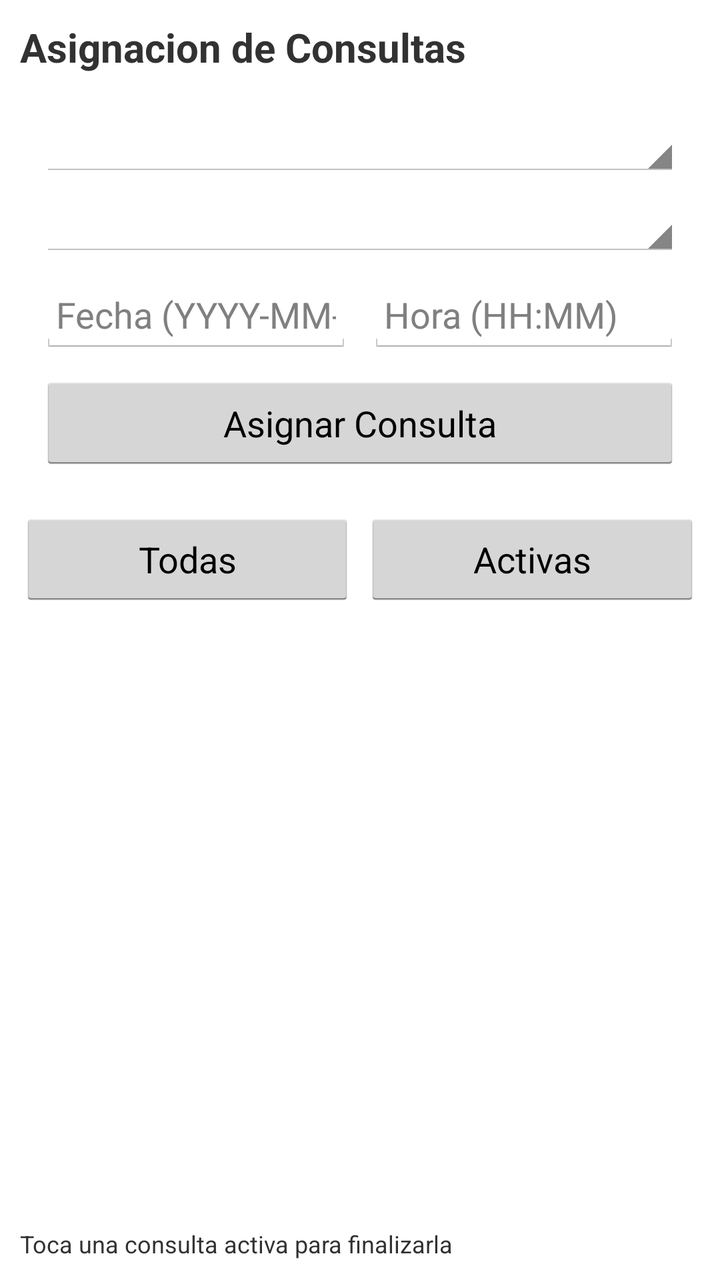
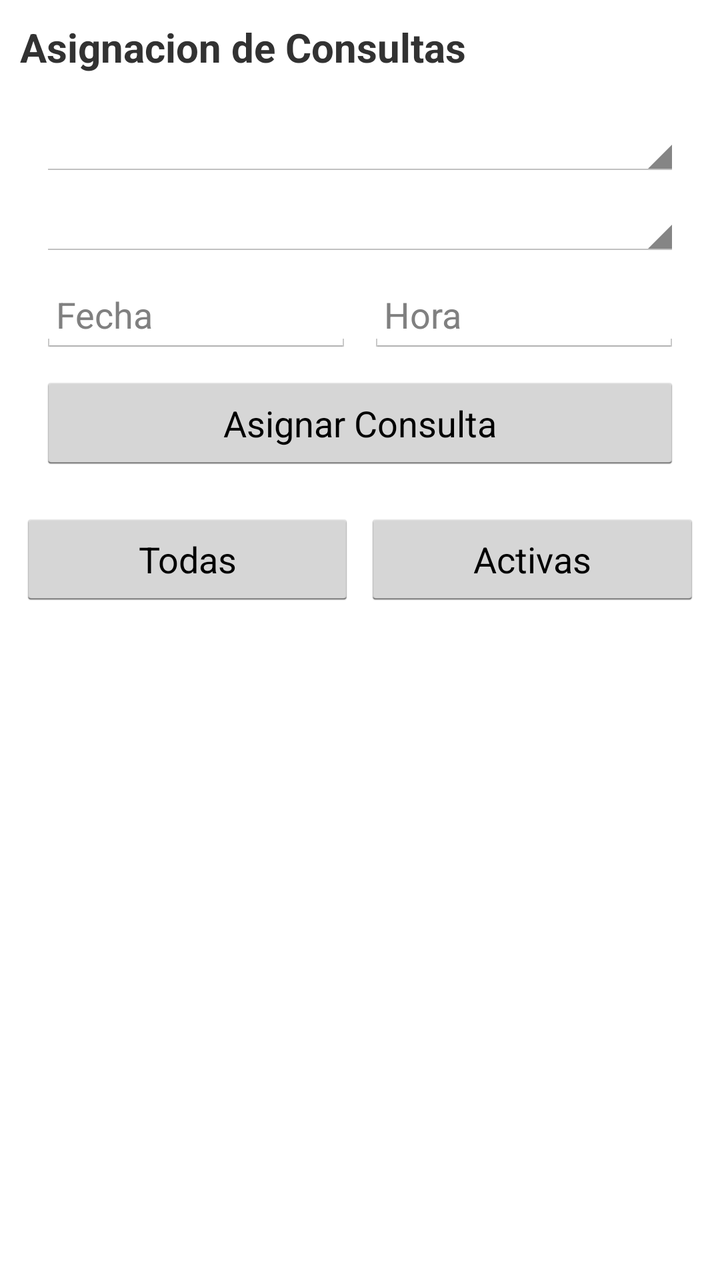

The first picture is an Android layout as it rendered before a commit; the second is the same layout after the commit. The layout source and the unified diff follow.
<!-- AndroidManifest.xml: application theme android:Theme.Holo.Light -->
<!-- res/layout/activity_consultas.xml -->
<?xml version="1.0" encoding="utf-8"?>
<LinearLayout xmlns:android="http://schemas.android.com/apk/res/android"
    android:layout_width="match_parent"
    android:layout_height="match_parent"
    android:orientation="vertical"
    android:padding="10dp">

    <TextView
        android:layout_width="wrap_content"
        android:layout_height="wrap_content"
        android:text="Asignacion de Consultas"
        android:textSize="20sp"
        android:textStyle="bold"
        android:layout_marginBottom="10dp"/>

    <LinearLayout
        android:layout_width="match_parent"
        android:layout_height="wrap_content"
        android:orientation="vertical"
        android:padding="10dp">

        <Spinner
            android:id="@+id/spPacientes"
            android:layout_width="match_parent"
            android:layout_height="wrap_content"
            android:padding="8dp"/>

        <Spinner
            android:id="@+id/spMedicos"
            android:layout_width="match_parent"
            android:layout_height="wrap_content"
            android:padding="8dp"
            android:layout_marginTop="8dp"/>

        <LinearLayout
            android:layout_width="match_parent"
            android:layout_height="wrap_content"
            android:orientation="horizontal"
            android:layout_marginTop="8dp">

            <EditText
                android:id="@+id/etFecha"
                android:layout_width="0dp"
                android:layout_height="wrap_content"
                android:layout_weight="1"
                android:hint="Fecha (YYYY-MM-DD)"
                android:inputType="date"
                android:padding="8dp"/>

            <EditText
                android:id="@+id/etHora"
                android:layout_width="0dp"
                android:layout_height="wrap_content"
                android:layout_weight="1"
                android:layout_marginLeft="8dp"
                android:hint="Hora (HH:MM)"
                android:inputType="time"
                android:padding="8dp"/>
        </LinearLayout>

        <Button
            android:id="@+id/btnAsignar"
            android:layout_width="match_parent"
            android:layout_height="wrap_content"
            android:text="Asignar Consulta"
            android:padding="12dp"
            android:layout_marginTop="10dp"/>
    </LinearLayout>

    <LinearLayout
        android:layout_width="match_parent"
        android:layout_height="wrap_content"
        android:orientation="horizontal"
        android:layout_marginTop="10dp">

        <Button
            android:id="@+id/btnListar"
            android:layout_width="0dp"
            android:layout_height="wrap_content"
            android:layout_weight="1"
            android:text="Todas"
            android:padding="10dp"/>

        <Button
            android:id="@+id/btnFinalizar"
            android:layout_width="0dp"
            android:layout_height="wrap_content"
            android:layout_weight="1"
            android:layout_marginLeft="5dp"
            android:text="Activas"
            android:padding="10dp"/>
    </LinearLayout>

    <ListView
        android:id="@+id/lvConsultas"
        android:layout_width="match_parent"
        android:layout_height="0dp"
        android:layout_weight="1"
        android:layout_marginTop="10dp"
        android:padding="5dp"/>

    <TextView
        android:layout_width="wrap_content"
        android:layout_height="wrap_content"
        android:text="Toca una consulta activa para finalizarla"
        android:textSize="12sp"
        android:layout_marginTop="5dp"/>

</LinearLayout>
<!-- resources referenced by this layout -->
<resources>

</resources>

<!-- the commit's change to res/layout/activity_consultas.xml (unified diff, before → after) -->
@@ -43,7 +43,7 @@
                 android:layout_width="0dp"
                 android:layout_height="wrap_content"
                 android:layout_weight="1"
-                android:hint="Fecha (YYYY-MM-DD)"
+                android:hint="Fecha"
                 android:inputType="date"
                 android:padding="8dp"/>
 
@@ -53,7 +53,7 @@
                 android:layout_height="wrap_content"
                 android:layout_weight="1"
                 android:layout_marginLeft="8dp"
-                android:hint="Hora (HH:MM)"
+                android:hint="Hora"
                 android:inputType="time"
                 android:padding="8dp"/>
         </LinearLayout>
@@ -99,11 +99,6 @@
         android:layout_marginTop="10dp"
         android:padding="5dp"/>
 
-    <TextView
-        android:layout_width="wrap_content"
-        android:layout_height="wrap_content"
-        android:text="Toca una consulta activa para finalizarla"
-        android:textSize="12sp"
-        android:layout_marginTop="5dp"/>
+    
 
 </LinearLayout>
